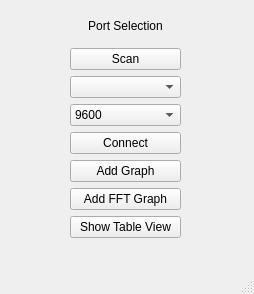
The window that mainwindow.ui (eraydurak35/SerialPlotter) describes before a commit, drawn with Qt 5.
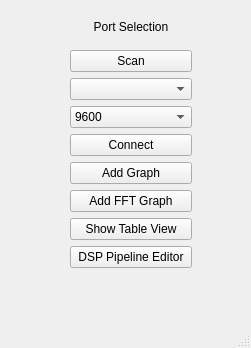
The same window after the commit.

Commit message: tablewindow artık ana pencere kapandığında kapanıyor. Table window artık 1 pencerede açılabiliyor

Patch:
```diff
--- a/mainwindow.ui
+++ b/mainwindow.ui
@@ -6,8 +6,8 @@
    <rect>
     <x>0</x>
     <y>0</y>
-    <width>254</width>
-    <height>294</height>
+    <width>251</width>
+    <height>348</height>
    </rect>
   </property>
   <property name="windowTitle">
@@ -19,8 +19,8 @@
      <rect>
       <x>70</x>
       <y>10</y>
-      <width>111</width>
-      <height>228</height>
+      <width>122</width>
+      <height>258</height>
      </rect>
     </property>
     <layout class="QVBoxLayout" name="verticalLayout">
@@ -116,6 +116,13 @@
        </property>
       </widget>
      </item>
+     <item>
+      <widget class="QPushButton" name="DSPPipeLineWindow">
+       <property name="text">
+        <string>DSP Pipeline Editor</string>
+       </property>
+      </widget>
+     </item>
     </layout>
    </widget>
   </widget>
```
Left out of the diff: 2 changed lines with no effect on the pictures. The commit also changes 8 other files.
